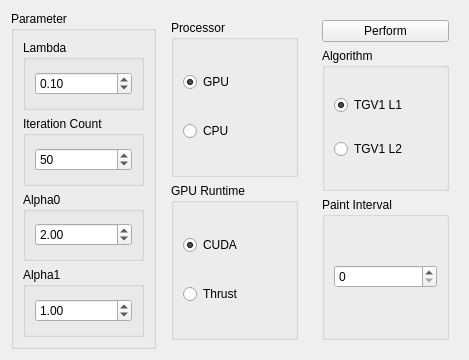
Above: source/modules/thrust_tgv/TGVWidget.ui from josefkoller/ambient_image_processor before the change. Below: the same form after it.
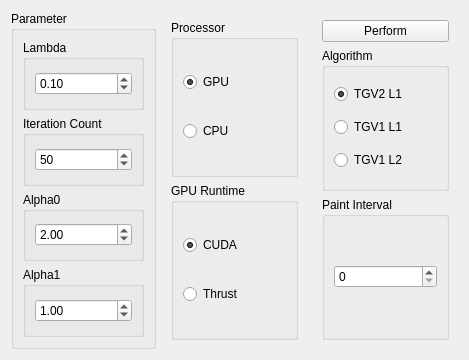
That is the form after the change.

```diff
--- a/source/modules/thrust_tgv/TGVWidget.ui
+++ b/source/modules/thrust_tgv/TGVWidget.ui
@@ -176,13 +176,23 @@
          <string>Algorithm</string>
         </property>
         <layout class="QVBoxLayout" name="verticalLayout_9">
+         <item>
+          <widget class="QRadioButton" name="tgv2_l1_algorithm_checkbox">
+           <property name="text">
+            <string>TGV2 L1</string>
+           </property>
+           <property name="checked">
+            <bool>true</bool>
+           </property>
+          </widget>
+         </item>
          <item>
           <widget class="QRadioButton" name="tgv1_l1_algorithm_checkbox">
            <property name="text">
             <string>TGV1 L1</string>
            </property>
            <property name="checked">
-            <bool>true</bool>
+            <bool>false</bool>
            </property>
           </widget>
          </item>
```
